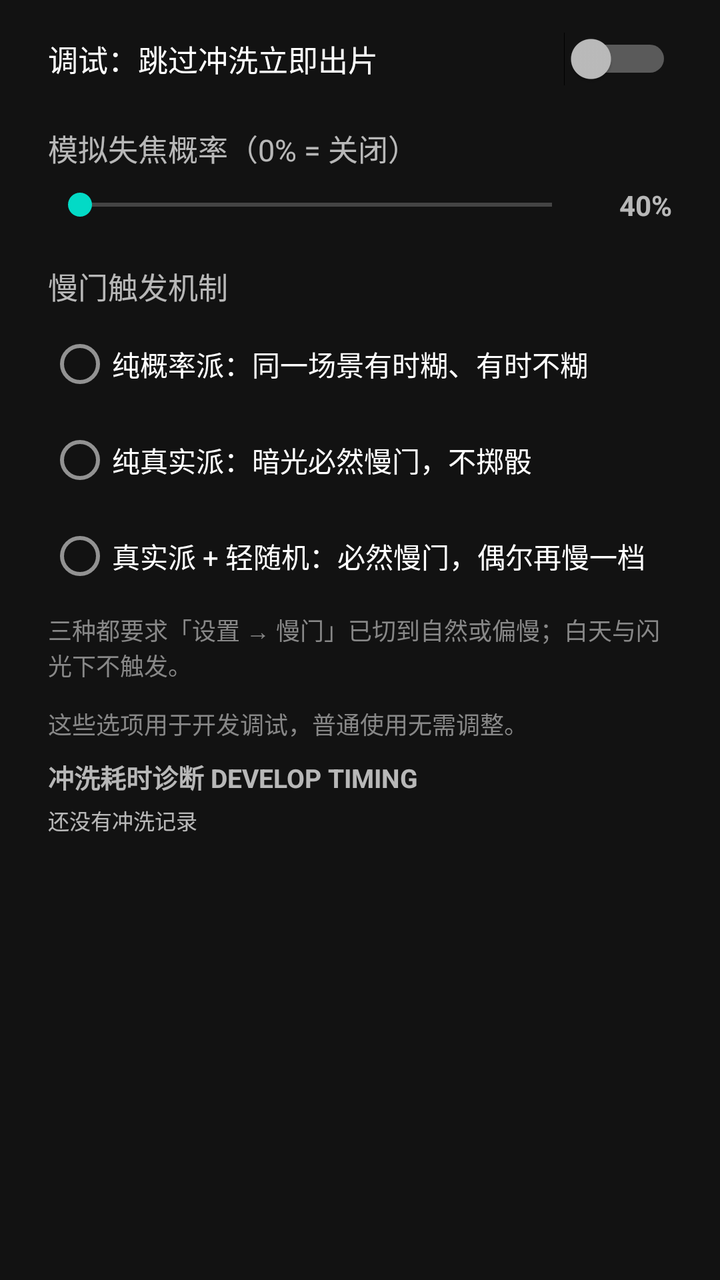
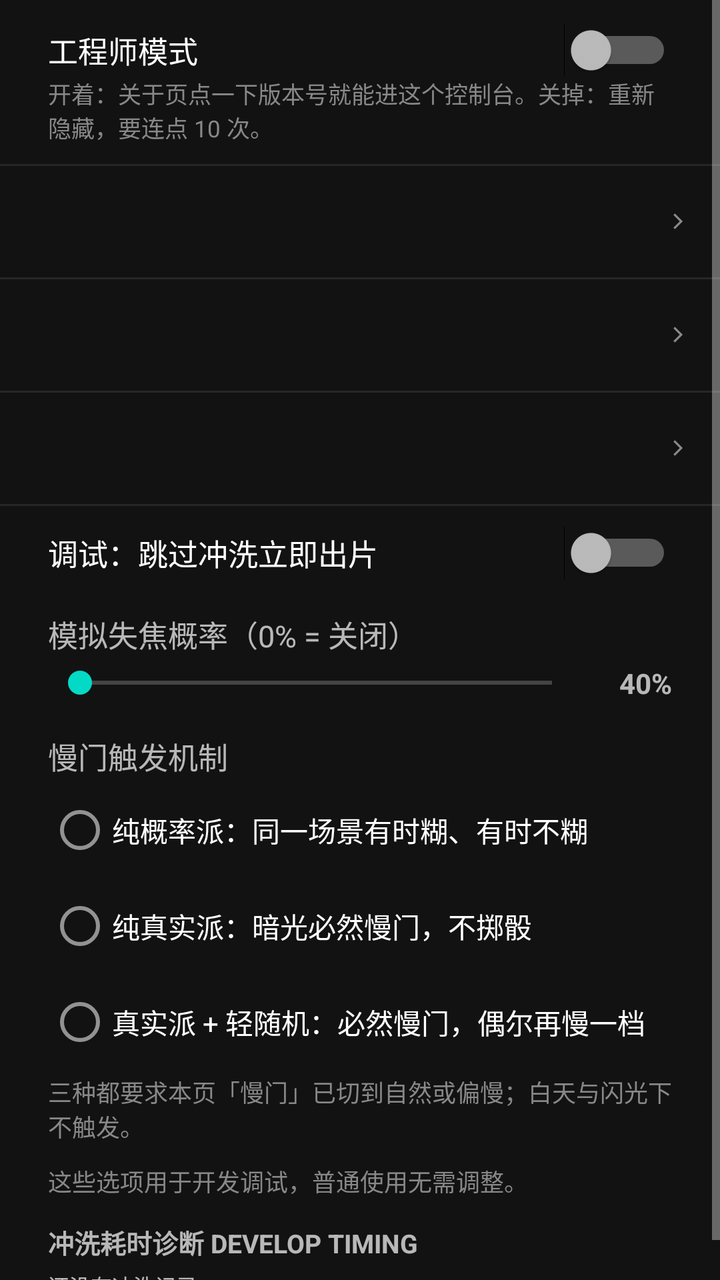

Screens rendered from an Android XML layout before and after an edit, with the pre-edit source and the edit as a unified diff.
<!-- AndroidManifest.xml: application theme Theme.FilmCam -->
<!-- res/layout/dialog_hidden_settings.xml -->
<?xml version="1.0" encoding="utf-8"?>
<LinearLayout xmlns:android="http://schemas.android.com/apk/res/android"
    android:layout_width="match_parent"
    android:layout_height="wrap_content"
    android:orientation="vertical"
    android:paddingStart="24dp"
    android:paddingEnd="24dp"
    android:paddingTop="16dp">

    <Switch
        android:id="@+id/swSkipDevelop"
        android:layout_width="match_parent"
        android:layout_height="wrap_content"
        android:text="@string/main_debug_skip_develop"
        android:textSize="15sp" />

    <TextView
        android:layout_width="match_parent"
        android:layout_height="wrap_content"
        android:layout_marginTop="20dp"
        android:text="@string/main_debug_softfocus_prob"
        android:textSize="15sp" />

    <LinearLayout
        android:layout_width="match_parent"
        android:layout_height="wrap_content"
        android:orientation="horizontal"
        android:gravity="center_vertical"
        android:layout_marginTop="8dp">

        <SeekBar
            android:id="@+id/sbSoftFocusProb"
            android:layout_width="0dp"
            android:layout_height="wrap_content"
            android:layout_weight="1" />

        <TextView
            android:id="@+id/tvSoftFocusProb"
            android:layout_width="44dp"
            android:layout_height="wrap_content"
            android:gravity="end"
            android:text="40%"
            android:textSize="14sp"
            android:textStyle="bold" />
    </LinearLayout>

    <TextView
        android:layout_width="match_parent"
        android:layout_height="wrap_content"
        android:layout_marginTop="20dp"
        android:text="@string/hidden_slow_trigger"
        android:textSize="15sp" />

    
    <RadioGroup
        android:id="@+id/rgSlowTrigger"
        android:layout_width="match_parent"
        android:layout_height="wrap_content"
        android:layout_marginTop="4dp"
        android:orientation="vertical">

        <RadioButton
            android:id="@+id/rbSlowProb"
            android:layout_width="match_parent"
            android:layout_height="wrap_content"
            android:text="@string/hidden_slow_prob"
            android:textSize="14sp" />

        <RadioButton
            android:id="@+id/rbSlowReal"
            android:layout_width="match_parent"
            android:layout_height="wrap_content"
            android:text="@string/hidden_slow_real"
            android:textSize="14sp" />

        <RadioButton
            android:id="@+id/rbSlowMix"
            android:layout_width="match_parent"
            android:layout_height="wrap_content"
            android:text="@string/hidden_slow_mix"
            android:textSize="14sp" />
    </RadioGroup>

    <TextView
        android:layout_width="match_parent"
        android:layout_height="wrap_content"
        android:layout_marginTop="4dp"
        android:text="@string/hidden_slow_note"
        android:textColor="#888"
        android:textSize="12sp" />

    <TextView
        android:layout_width="match_parent"
        android:layout_height="wrap_content"
        android:layout_marginTop="12dp"
        android:layout_marginBottom="8dp"
        android:text="@string/main_debug_note"
        android:textColor="#888"
        android:textSize="12sp" />

    
    <TextView
        android:layout_width="match_parent"
        android:layout_height="wrap_content"
        android:layout_marginBottom="4dp"
        android:text="@string/hidden_diag_title"
        android:textStyle="bold"
        android:textSize="13sp" />

    <TextView
        android:id="@+id/tvDiag"
        android:layout_width="match_parent"
        android:layout_height="wrap_content"
        android:layout_marginBottom="10dp"
        android:fontFamily="monospace"
        android:text="@string/hidden_diag_none"
        android:textSize="10.5sp" />
</LinearLayout>
<!-- resources referenced by this layout -->
<resources>
  <string name="hidden_diag_none">还没有冲洗记录</string>
  <string name="hidden_diag_title">冲洗耗时诊断 DEVELOP TIMING</string>
  <string name="hidden_slow_mix">真实派 + 轻随机：必然慢门，偶尔再慢一档</string>
  <string name="hidden_slow_note">三种都要求「设置 → 慢门」已切到自然或偏慢；白天与闪光下不触发。</string>
  <string name="hidden_slow_prob">纯概率派：同一场景有时糊、有时不糊</string>
  <string name="hidden_slow_real">纯真实派：暗光必然慢门，不掷骰</string>
  <string name="hidden_slow_trigger">慢门触发机制</string>
  <string name="main_debug_note">这些选项用于开发调试，普通使用无需调整。</string>
  <string name="main_debug_skip_develop">调试：跳过冲洗立即出片</string>
  <string name="main_debug_softfocus_prob">模拟失焦概率（0% = 关闭）</string>
  <style name="Theme.FilmCam" parent="Theme.MaterialComponents.NoActionBar">
          <item name="android:statusBarColor">#000000</item>
          <item name="android:navigationBarColor">#000000</item>
      </style>
</resources>

<!-- the commit's change to res/layout/dialog_hidden_settings.xml (unified diff, before → after) -->
@@ -1,118 +1,284 @@
+<?xml version="1.0" encoding="utf-8"?>
+<ScrollView xmlns:android="http://schemas.android.com/apk/res/android"
+    android:layout_width="match_parent"
+    android:layout_height="wrap_content">
+
+    <LinearLayout
+        android:layout_width="match_parent"
+        android:layout_height="wrap_content"
+        android:orientation="vertical"
+        android:paddingTop="8dp">
+
+        
+        <Switch
+            android:id="@+id/swEngineerMode"
+            android:layout_width="match_parent"
+            android:layout_height="wrap_content"
+            android:paddingStart="24dp"
+            android:paddingTop="6dp"
+            android:paddingEnd="24dp"
+            android:paddingBottom="2dp"
+            android:text="@string/eng_mode_title"
+            android:textSize="15sp" />
+
+        <TextView
+            android:layout_width="match_parent"
+            android:layout_height="wrap_content"
+            android:paddingStart="24dp"
+            android:paddingEnd="24dp"
+            android:paddingBottom="10dp"
+            android:text="@string/eng_mode_note"
+            android:textColor="#888"
+            android:textSize="11.5sp" />
+
+        
+        <View
+            android:layout_width="match_parent"
+            android:layout_height="1dp"
+            android:background="#26262A" />
+
+        <include
+            android:id="@+id/rowEngSlow"
+            layout="@layout/item_setting_row" />
+
+        <View
+            android:layout_width="match_parent"
+            android:layout_height="1dp"
+            android:background="#26262A" />
+
+        <include
+            android:id="@+id/rowEngStyle"
+            layout="@layout/item_setting_row" />
+
+        <View
+            android:layout_width="match_parent"
+            android:layout_height="1dp"
+            android:background="#26262A" />
+
+        <include
+            android:id="@+id/rowEngDev"
+            layout="@layout/item_setting_row" />
+
+        <View
+            android:layout_width="match_parent"
+            android:layout_height="1dp"
+            android:background="#26262A" />
+
+        <LinearLayout
+            android:layout_width="match_parent"
+            android:layout_height="wrap_content"
+            android:orientation="vertical"
+            android:paddingStart="24dp"
+            android:paddingTop="10dp"
+            android:paddingEnd="24dp">
+
+            <Switch
+                android:id="@+id/swSkipDevelop"
+                android:layout_width="match_parent"
+                android:layout_height="wrap_content"
+                android:text="@string/main_debug_skip_develop"
+                android:textSize="15sp" />
+
+            <TextView
+                android:layout_width="match_parent"
+                android:layout_height="wrap_content"
+                android:layout_marginTop="16dp"
+                android:text="@string/main_debug_softfocus_prob"
+                android:textSize="15sp" />
+
+            <LinearLayout
+                android:layout_width="match_parent"
+                android:layout_height="wrap_content"
+                android:layout_marginTop="4dp"
+                android:gravity="center_vertical"
+                android:orientation="horizontal">
+
+                <SeekBar
+                    android:id="@+id/sbSoftFocusProb"
+                    android:layout_width="0dp"
+                    android:layout_height="wrap_content"
+                    android:layout_weight="1" />
+
+                <TextView
+                    android:id="@+id/tvSoftFocusProb"
+                    android:layout_width="44dp"
+                    android:layout_height="wrap_content"
+                    android:gravity="end"
+                    android:text="40%"
+                    android:textSize="14sp"
+                    android:textStyle="bold" />
+            </LinearLayout>
+
+            <TextView
+                android:layout_width="match_parent"
+                android:layout_height="wrap_content"
+                android:layout_marginTop="16dp"
+                android:text="@string/hidden_slow_trigger"
+                android:textSize="15sp" />
+
+            
+            <RadioGroup
+                android:id="@+id/rgSlowTrigger"
+                android:layout_width="match_parent"
+                android:layout_height="wrap_content"
+                android:layout_marginTop="2dp"
+                android:orientation="vertical">
+
+                <RadioButton
+                    android:id="@+id/rbSlowProb"
+                    android:layout_width="match_parent"
+                    android:layout_height="wrap_content"
+                    android:text="@string/hidden_slow_prob"
+                    android:textSize="14sp" />
+
+                <RadioButton
+                    android:id="@+id/rbSlowReal"
+                    android:layout_width="match_parent"
+                    android:layout_height="wrap_content"
+                    android:text="@string/hidden_slow_real"
+                    android:textSize="14sp" />
+
+                <RadioButton
+                    android:id="@+id/rbSlowMix"
+                    android:layout_width="match_parent"
+                    android:layout_height="wrap_content"
+                    android:text="@string/hidden_slow_mix"
+                    android:textSize="14sp" />
+            </RadioGroup>
+
+            <TextView
+                android:layout_width="match_parent"
+                android:layout_height="wrap_content"
+                android:layout_marginTop="2dp"
+                android:text="@string/hidden_slow_note"
+                android:textColor="#888"
+                android:textSize="12sp" />
+
+            <TextView
+                android:layout_width="match_parent"
+                android:layout_height="wrap_content"
+                android:layout_marginTop="10dp"
+                android:text="@string/main_debug_note"
+                android:textColor="#888"
+                android:textSize="12sp" />
+
+            
+            <TextView
+                android:layout_width="match_parent"
+                android:layout_height="wrap_content"
+                android:layout_marginTop="12dp"
+                android:layout_marginBottom="4dp"
+                android:text="@string/hidden_diag_title"
+                android:textSize="13sp"
+                android:textStyle="bold" />
+
+            <TextView
+                android:id="@+id/tvDiag"
+                android:layout_width="match_parent"
+                android:layout_height="wrap_content"
+                android:layout_marginBottom="10dp"
+                android:fontFamily="monospace"
+                android:text="@string/hidden_diag_none"
+                android:textSize="10.5sp" />
+        </LinearLayout>
+    </LinearLayout>
+</ScrollView>
+<!-- res/layout/item_setting_row.xml (included above) -->
 <?xml version="1.0" encoding="utf-8"?>
 <LinearLayout xmlns:android="http://schemas.android.com/apk/res/android"
     android:layout_width="match_parent"
     android:layout_height="wrap_content"
-    android:orientation="vertical"
-    android:paddingStart="24dp"
-    android:paddingEnd="24dp"
-    android:paddingTop="16dp">
-
-    <Switch
-        android:id="@+id/swSkipDevelop"
-        android:layout_width="match_parent"
-        android:layout_height="wrap_content"
-        android:text="@string/main_debug_skip_develop"
-        android:textSize="15sp" />
-
+    android:background="?attr/selectableItemBackground"
+    android:clickable="true"
+    android:focusable="true"
+    android:gravity="center_vertical"
+    android:orientation="horizontal"
+    android:paddingStart="17dp"
+    android:paddingTop="11dp"
+    android:paddingEnd="14dp"
+    android:paddingBottom="11dp">
+
+    
+    <LinearLayout
+        android:layout_width="0dp"
+        android:layout_height="wrap_content"
+        android:layout_weight="1"
+        android:orientation="vertical">
+
+        <TextView
+            android:id="@+id/tvSetLabel"
+            android:layout_width="wrap_content"
+            android:layout_height="wrap_content"
+            android:letterSpacing="0.03"
+            android:textColor="#E8E4DA"
+            android:textSize="13sp" />
+
+        <TextView
+            android:id="@+id/tvSetHint"
+            android:layout_width="match_parent"
+            android:layout_height="wrap_content"
+            android:layout_marginTop="3dp"
+            android:letterSpacing="0.02"
+            android:lineSpacingMultiplier="1.35"
+            android:maxLines="2"
+            android:textColor="#8A8A8E"
+            android:textSize="9.5sp" />
+    </LinearLayout>
+
+    
     <TextView
-        android:layout_width="match_parent"
-        android:layout_height="wrap_content"
-        android:layout_marginTop="20dp"
-        android:text="@string/main_debug_softfocus_prob"
-        android:textSize="15sp" />
-
+        android:id="@+id/tvSetValue"
+        android:layout_width="wrap_content"
+        android:layout_height="wrap_content"
+        android:layout_marginStart="10dp"
+        android:fontFamily="monospace"
+        android:gravity="end"
+        android:includeFontPadding="false"
+        android:letterSpacing="0.05"
+        android:textColor="#FFC100"
+        android:textSize="12.5sp" />
+
+    
+    <View
+        android:id="@+id/viewSetSwatch"
+        android:layout_width="12dp"
+        android:layout_height="12dp"
+        android:layout_marginStart="9dp"
+        android:visibility="gone" />
+
+    
     <LinearLayout
-        android:layout_width="match_parent"
-        android:layout_height="wrap_content"
+        android:id="@+id/setTicks"
+        android:layout_width="wrap_content"
+        android:layout_height="wrap_content"
+        android:layout_marginStart="10dp"
+        android:gravity="center_vertical"
         android:orientation="horizontal"
-        android:gravity="center_vertical"
-        android:layout_marginTop="8dp">
-
-        <SeekBar
-            android:id="@+id/sbSoftFocusProb"
-            android:layout_width="0dp"
-            android:layout_height="wrap_content"
-            android:layout_weight="1" />
-
-        <TextView
-            android:id="@+id/tvSoftFocusProb"
-            android:layout_width="44dp"
-            android:layout_height="wrap_content"
-            android:gravity="end"
-            android:text="40%"
-            android:textSize="14sp"
-            android:textStyle="bold" />
+        android:visibility="gone">
+
+        <View
+            android:id="@+id/tick1"
+            android:layout_width="3dp"
+            android:layout_height="11dp" />
+
+        <View
+            android:id="@+id/tick2"
+            android:layout_width="3dp"
+            android:layout_height="11dp"
+            android:layout_marginStart="3dp" />
+
+        <View
+            android:id="@+id/tick3"
+            android:layout_width="3dp"
+            android:layout_height="11dp"
+            android:layout_marginStart="3dp" />
     </LinearLayout>
 
-    <TextView
-        android:layout_width="match_parent"
-        android:layout_height="wrap_content"
-        android:layout_marginTop="20dp"
-        android:text="@string/hidden_slow_trigger"
-        android:textSize="15sp" />
-
-    
-    <RadioGroup
-        android:id="@+id/rgSlowTrigger"
-        android:layout_width="match_parent"
-        android:layout_height="wrap_content"
-        android:layout_marginTop="4dp"
-        android:orientation="vertical">
-
-        <RadioButton
-            android:id="@+id/rbSlowProb"
-            android:layout_width="match_parent"
-            android:layout_height="wrap_content"
-            android:text="@string/hidden_slow_prob"
-            android:textSize="14sp" />
-
-        <RadioButton
-            android:id="@+id/rbSlowReal"
-            android:layout_width="match_parent"
-            android:layout_height="wrap_content"
-            android:text="@string/hidden_slow_real"
-            android:textSize="14sp" />
-
-        <RadioButton
-            android:id="@+id/rbSlowMix"
-            android:layout_width="match_parent"
-            android:layout_height="wrap_content"
-            android:text="@string/hidden_slow_mix"
-            android:textSize="14sp" />
-    </RadioGroup>
-
-    <TextView
-        android:layout_width="match_parent"
-        android:layout_height="wrap_content"
-        android:layout_marginTop="4dp"
-        android:text="@string/hidden_slow_note"
-        android:textColor="#888"
-        android:textSize="12sp" />
-
-    <TextView
-        android:layout_width="match_parent"
-        android:layout_height="wrap_content"
-        android:layout_marginTop="12dp"
-        android:layout_marginBottom="8dp"
-        android:text="@string/main_debug_note"
-        android:textColor="#888"
-        android:textSize="12sp" />
-
-    
-    <TextView
-        android:layout_width="match_parent"
-        android:layout_height="wrap_content"
-        android:layout_marginBottom="4dp"
-        android:text="@string/hidden_diag_title"
-        android:textStyle="bold"
-        android:textSize="13sp" />
-
-    <TextView
-        android:id="@+id/tvDiag"
-        android:layout_width="match_parent"
-        android:layout_height="wrap_content"
-        android:layout_marginBottom="10dp"
-        android:fontFamily="monospace"
-        android:text="@string/hidden_diag_none"
-        android:textSize="10.5sp" />
+    <ImageView
+        android:id="@+id/ivSetChevron"
+        android:layout_width="14dp"
+        android:layout_height="14dp"
+        android:layout_marginStart="10dp"
+        android:contentDescription="@null"
+        android:src="@drawable/ic_set_chevron" />
 </LinearLayout>
<!-- resource entries referenced after the edit -->
@@ -1,9 +1,22 @@
 <!-- resources referenced by this layout -->
 <resources>
+  <!-- drawable ic_set_chevron (drawable) -->
+  <?xml version="1.0" encoding="utf-8"?>
+  <vector xmlns:android="http://schemas.android.com/apk/res/android"
+      android:width="24dp"
+      android:height="24dp"
+      android:viewportWidth="24"
+      android:viewportHeight="24">
+      <path
+          android:fillColor="#8A8A8E"
+          android:pathData="M9.4,5.3 L16.1,12 L9.4,18.7 L8.1,17.4 L13.5,12 L8.1,6.6 Z" />
+  </vector>
+  <string name="eng_mode_note">开着：关于页点一下版本号就能进这个控制台。关掉：重新隐藏，要连点 10 次。</string>
+  <string name="eng_mode_title">工程师模式</string>
   <string name="hidden_diag_none">还没有冲洗记录</string>
   <string name="hidden_diag_title">冲洗耗时诊断 DEVELOP TIMING</string>
   <string name="hidden_slow_mix">真实派 + 轻随机：必然慢门，偶尔再慢一档</string>
-  <string name="hidden_slow_note">三种都要求「设置 → 慢门」已切到自然或偏慢；白天与闪光下不触发。</string>
+  <string name="hidden_slow_note">三种都要求本页「慢门」已切到自然或偏慢；白天与闪光下不触发。</string>
   <string name="hidden_slow_prob">纯概率派：同一场景有时糊、有时不糊</string>
   <string name="hidden_slow_real">纯真实派：暗光必然慢门，不掷骰</string>
   <string name="hidden_slow_trigger">慢门触发机制</string>
